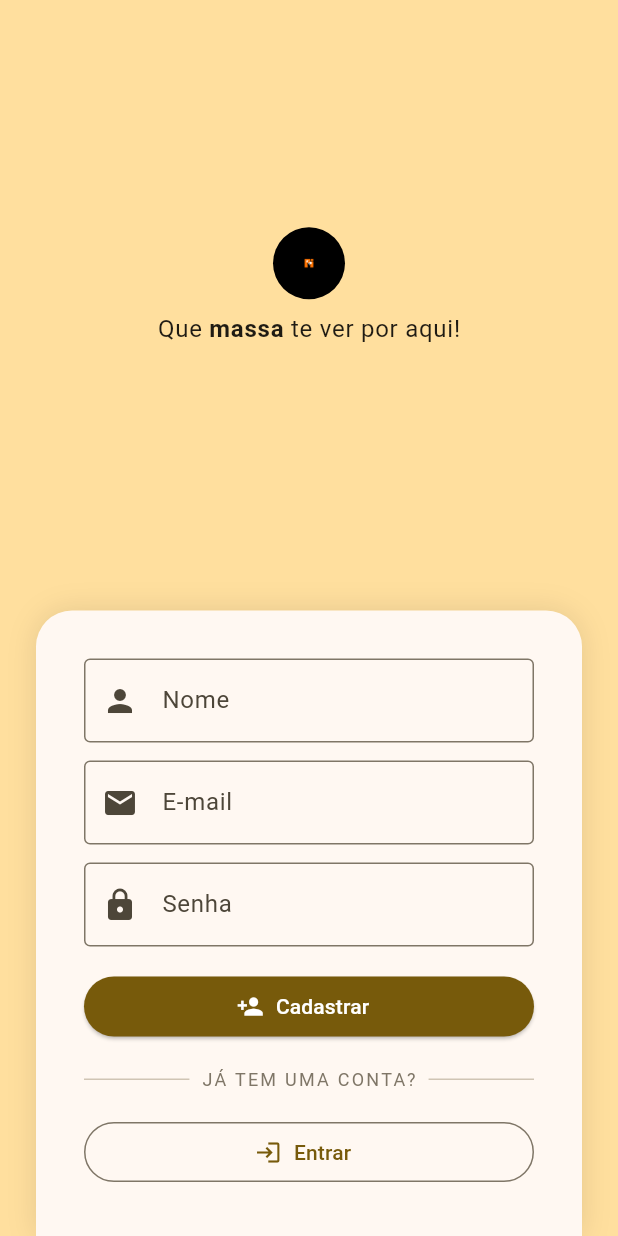
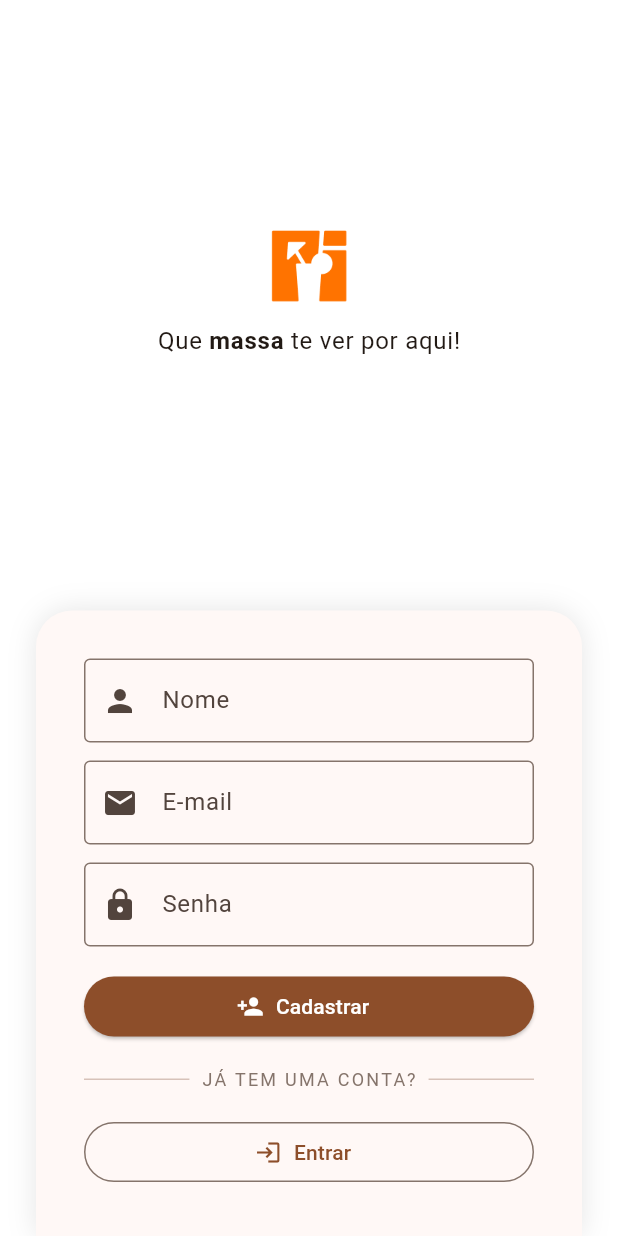
Before and after one commit to pingoucom/consumer_pingou_com, a Flutter app: the LocalSignInScreen screen opened by its route, after a tap on "Criar conta", on a phone screen of 412 x 824 dp. Run offline on Flutter 3.47's test engine with Material 3 defaults, Android fonts, the light colour scheme and no system bars; our stand-ins replace another_flutter_splash_screen, go_router, mask_text_input_formatter.

Commit message:
feat: Remove social login

```diff
--- a/lib/main.dart
+++ b/lib/main.dart
@@ -22,7 +22,6 @@ import 'package:consumer_pingou_com/infrastructure/repositories/mock/mocked_prod
 import 'package:consumer_pingou_com/presentation/screens/addresses/index/screen.dart';
 import 'package:consumer_pingou_com/presentation/screens/auth/local_sign_in_screen.dart';
 import 'package:consumer_pingou_com/presentation/screens/auth/local_sign_up_screen.dart';
-import 'package:consumer_pingou_com/presentation/screens/auth/sign_in_options_screen.dart';
 import 'package:consumer_pingou_com/presentation/screens/checkout/cart/screen.dart';
 import 'package:consumer_pingou_com/presentation/screens/checkout/confirmation/screen.dart';
 import 'package:consumer_pingou_com/presentation/screens/credit_cards/index/screen.dart';
--- a/lib/presentation/layouts/bannered_bottomed_screen_layout.dart
+++ b/lib/presentation/layouts/bannered_bottomed_screen_layout.dart
@@ -30,11 +30,11 @@ class BanneredBottomedScreenLayout extends StatelessWidget {
     return Scaffold(
       backgroundColor: Theme.of(context).colorScheme.surfaceVariant,
       appBar: AppBar(
-        leading: SizedBox(
-          height: 50, // Altura desejada
-          width: 50, // Largura desejada
+        leading: Padding(
+          padding: const EdgeInsets.symmetric(vertical: 10),
           child: Image.asset(
             'assets/img/logo.png',
+            height: 24,
             fit: BoxFit.contain,
           ),
         ),
--- a/lib/presentation/screens/auth/local_sign_in_screen.dart
+++ b/lib/presentation/screens/auth/local_sign_in_screen.dart
@@ -16,13 +16,9 @@ class _LocalSignInScreenState extends State<LocalSignInScreen> {
   @override
   Widget build(BuildContext context) {
     return BottomSheetScreenLayout(
-      icon: CircleAvatar(
-        radius: 24,
-        backgroundColor: Colors.black,
-        child: Image.asset(
-          'assets/img/logo.png',
-          height: 24,
-        ),
+      icon: Image.asset(
+        'assets/img/logo.png',
+        height: 64,
       ),
       message: const [
         TextSpan(text: 'Que '),
--- a/lib/presentation/screens/auth/local_sign_up_screen.dart
+++ b/lib/presentation/screens/auth/local_sign_up_screen.dart
@@ -16,13 +16,9 @@ class _LocalSignUpScreenState extends State<LocalSignUpScreen> {
   @override
   Widget build(BuildContext context) {
     return BottomSheetScreenLayout(
-      icon: CircleAvatar(
-        radius: 24,
-        backgroundColor: Colors.black,
-        child: Image.asset(
-          'assets/img/logo.png',
-          height: 24,
-        ),
+      icon: Image.asset(
+        'assets/img/logo.png',
+        height: 64,
       ),
       message: const [
         TextSpan(text: 'Que '),
--- a/lib/router.dart
+++ b/lib/router.dart
@@ -15,10 +15,6 @@ final _router = GoRouter(
   initialLocation: '/splash',
   navigatorKey: _rootNavigatorKey,
   routes: [
-    GoRoute(
-      path: '/auth/sign-in-options',
-      builder: (context, state) => const SignInOptionsScreen(),
-    ),
     GoRoute(
       path: '/auth/local/sign-in',
       builder: (context, state) => const LocalSignInScreen(),
--- a/lib/themes/theme.dart
+++ b/lib/themes/theme.dart
@@ -3,7 +3,7 @@ part of '../main.dart';
 final ThemeData _lightTheme = ThemeData(
   useMaterial3: true,
   colorScheme: ColorScheme.fromSeed(
-    seedColor: Colors.amber,
-    onSecondary: Color(0xFFFAE287),
+    seedColor: const Color(0xFFFF7300),
+    primaryContainer: const Color(0xFFFFFFFF),
   ),
 );
```
Also changed, not shown: lib/presentation/components/my_bottom_bar.dart (+6 -2 lines), lib/presentation/screens/auth/sign_in_options_screen.dart (deleted, +0 -72 lines), lib/presentation/screens/splash.dart (+3 -4 lines), assets/img/logo.png.
